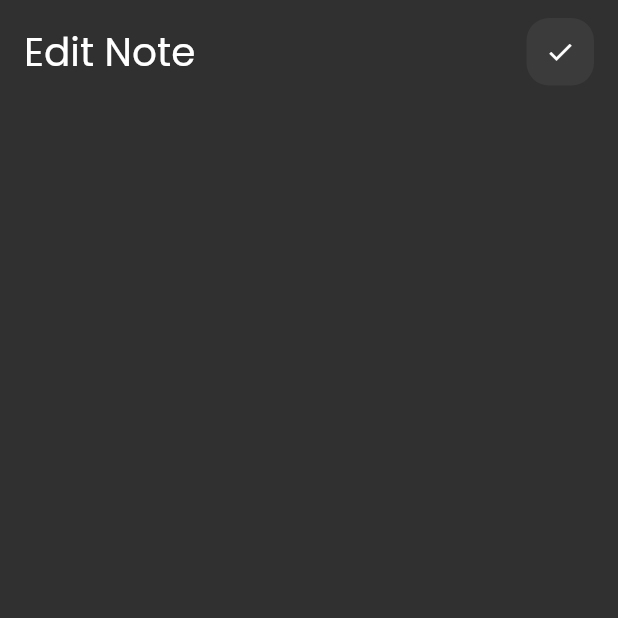
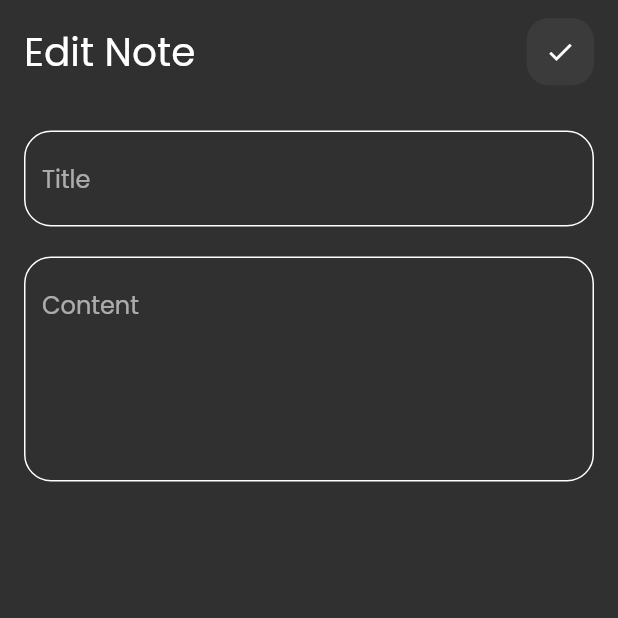
Before and after one commit to Moaz-Omran20/Note_Master, a Flutter app: the EditNoteView screen opened directly, on a phone screen of 412 x 824 dp, the top half of it. Run offline on Flutter 3.47's test engine with Material 2 defaults, Android fonts, the light colour scheme and no system bars.

Commit message:
finish note editing view ui

```diff
--- a/lib/views/widgets/edit_note_view_body.dart
+++ b/lib/views/widgets/edit_note_view_body.dart
@@ -1,16 +1,21 @@
 import 'package:flutter/material.dart';
 import 'package:note/views/widgets/custom_appbar.dart';
+import 'package:note/views/widgets/custom_textfield.dart';
 
 class EditNoteViewBody extends StatelessWidget {
 
   @override
   Widget build(BuildContext context) {
-    return const SafeArea(
+    return  SafeArea(
       child: Padding(
-        padding: EdgeInsets.symmetric(horizontal: 16, vertical: 12),
+        padding: const EdgeInsets.symmetric(horizontal: 16, vertical: 12),
         child: Column(
           children: [
-          CustomAppBar(title: "Edit Note" ,icon:Icons.done),
+          const CustomAppBar(title: "Edit Note" ,icon:Icons.done),
+            SizedBox(height: 30,),
+            CustomTextField(hintText:"Title",),
+            SizedBox(height: 20,),
+            CustomTextField(hintText:"Content",maxLines: 5,),
           ],
         ),
       ),
```
